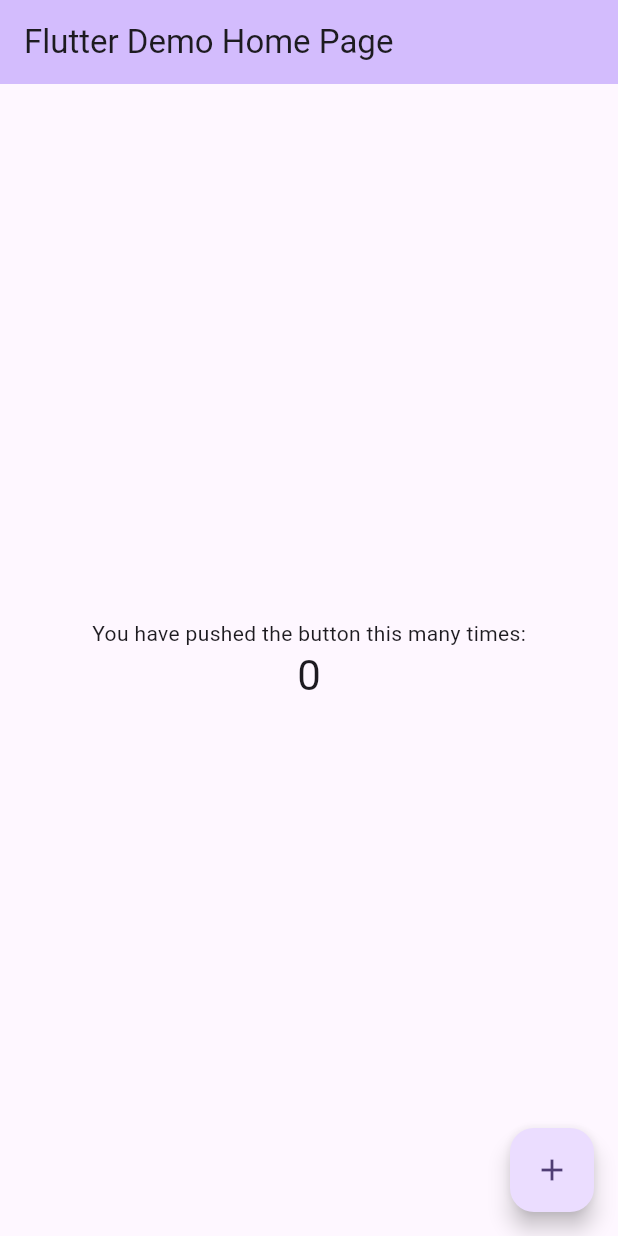
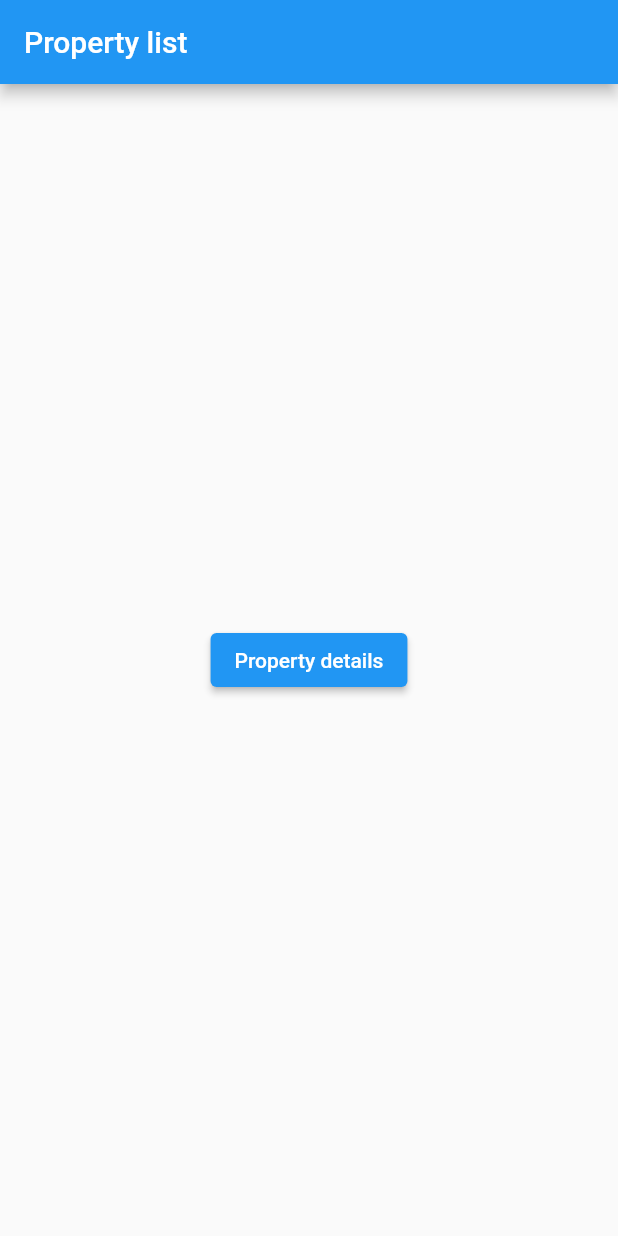
Before and after one commit to senselogic/FLUENT, a Flutter app: the screen it shows after launch, on a phone screen of 412 x 824 dp. Run offline on Flutter 3.47's test engine with Material 2 defaults, Android fonts, the phone set to English and light mode, and no system bars; our stand-ins replace go_router, supabase_flutter; accounts and stored records are empty.

Commit message:
% mobile

```diff
--- /dev/null
+++ b/PROJECT/MOBILE/CODE/lib/database/supabase.dart
@@ -0,0 +1,5 @@
+// -- CONSTANTS
+
+const
+    FLUENT_DATABASE_URL = 'https://cbensgpsceujlmmoywra.supabase.co',
+    FLUENT_DATABASE_KEY = 'eyJhbGciOiJIUzI1NiIsInR5cCI6IkpXVCJ9.eyJpc3MiOiJzdXBhYmFzZSIsInJlZiI6ImNiZW5zZ3BzY2V1amxtbW95d3JhIiwicm9sZSI6ImFub24iLCJpYXQiOjE2OTIwMDM2NzAsImV4cCI6MjAwNzU3OTY3MH0.da-LQs_o-XrjQPHZmOGuOWJGfKMI3ncnR4UtpoehEvw';
--- a/PROJECT/MOBILE/CODE/lib/main.dart
+++ b/PROJECT/MOBILE/CODE/lib/main.dart
@@ -1,125 +1,91 @@
+// -- IMPORTS
+
 import 'package:flutter/material.dart';
+import 'package:go_router/go_router.dart';
+import 'package:supabase_flutter/supabase_flutter.dart';
+import 'database/supabase.dart';
+import 'screen/property_details_screen.dart';
+import 'screen/property_list_screen.dart';
 
-void main() {
-  runApp(const MyApp());
-}
+// -- TYPES
 
-class MyApp extends StatelessWidget {
-  const MyApp({super.key});
+class FluentApp extends StatelessWidget
+{
+    // -- CONSTRUCTORS
 
-  // This widget is the root of your application.
+    const FluentApp(
+        { super.key }
+        );
+
+    // -- OPERATIONS
+
     @override
-  Widget build(BuildContext context) {
-    return MaterialApp(
-      title: 'Flutter Demo',
-      theme: ThemeData(
-        // This is the theme of your application.
-        //
-        // TRY THIS: Try running your application with "flutter run". You'll see
-        // the application has a blue toolbar. Then, without quitting the app,
-        // try changing the seedColor in the colorScheme below to Colors.green
-        // and then invoke "hot reload" (save your changes or press the "hot
-        // reload" button in a Flutter-supported IDE, or press "r" if you used
-        // the command line to start the app).
-        //
-        // Notice that the counter didn't reset back to zero; the application
-        // state is not lost during the reload. To reset the state, use hot
-        // restart instead.
-        //
-        // This works for code too, not just values: Most code changes can be
-        // tested with just a hot reload.
-        colorScheme: ColorScheme.fromSeed(seedColor: Colors.deepPurple),
-        useMaterial3: true,
-      ),
-      home: const MyHomePage(title: 'Flutter Demo Home Page'),
+    Widget build(
+        BuildContext context
+        )
+    {
+        return MaterialApp.router(
+            routerConfig: router,
             );
     }
 }
 
-class MyHomePage extends StatefulWidget {
-  const MyHomePage({super.key, required this.title});
+// -- TYPES
 
-  // This widget is the home page of your application. It is stateful, meaning
-  // that it has a State object (defined below) that contains fields that affect
-  // how it looks.
+Future<void> main(
+    ) async
+{
+    WidgetsFlutterBinding.ensureInitialized();
 
-  // This class is the configuration for the state. It holds the values (in this
-  // case the title) provided by the parent (in this case the App widget) and
-  // used by the build method of the State. Fields in a Widget subclass are
-  // always marked "final".
+    await Supabase.initialize(
+        url: FLUENT_DATABASE_URL,
+        anonKey: FLUENT_DATABASE_KEY
+        );
 
-  final String title;
-
-  @override
-  State<MyHomePage> createState() => _MyHomePageState();
+    runApp( const FluentApp() );
 }
 
-class _MyHomePageState extends State<MyHomePage> {
-  int _counter = 0;
+// -- VARIABLES
 
-  void _incrementCounter() {
-    setState(() {
-      // This call to setState tells the Flutter framework that something has
-      // changed in this State, which causes it to rerun the build method below
-      // so that the display can reflect the updated values. If we changed
-      // _counter without calling setState(), then the build method would not be
-      // called again, and so nothing would appear to happen.
-      _counter++;
-    });
+final GoRouter
+    router = GoRouter(
+        routes: <RouteBase>[
+            GoRoute(
+                path: '/',
+                pageBuilder:
+                    ( context, state )
+                    {
+                        return CustomTransitionPage(
+                            key: state.pageKey,
+                            child: const PropertyListScreen(),
+                            transitionsBuilder:
+                                ( context, animation, secondaryAnimation, child )
+                                {
+                                    return FadeTransition( opacity: animation, child: child );
                                 }
-
-  @override
-  Widget build(BuildContext context) {
-    // This method is rerun every time setState is called, for instance as done
-    // by the _incrementCounter method above.
-    //
-    // The Flutter framework has been optimized to make rerunning build methods
-    // fast, so that you can just rebuild anything that needs updating rather
-    // than having to individually change instances of widgets.
-    return Scaffold(
-      appBar: AppBar(
-        // TRY THIS: Try changing the color here to a specific color (to
-        // Colors.amber, perhaps?) and trigger a hot reload to see the AppBar
-        // change color while the other colors stay the same.
-        backgroundColor: Theme.of(context).colorScheme.inversePrimary,
-        // Here we take the value from the MyHomePage object that was created by
-        // the App.build method, and use it to set our appbar title.
-        title: Text(widget.title),
-      ),
-      body: Center(
-        // Center is a layout widget. It takes a single child and positions it
-        // in the middle of the parent.
-        child: Column(
-          // Column is also a layout widget. It takes a list of children and
-          // arranges them vertically. By default, it sizes itself to fit its
-          // children horizontally, and tries to be as tall as its parent.
-          //
-          // Column has various properties to control how it sizes itself and
-          // how it positions its children. Here we use mainAxisAlignment to
-          // center the children vertically; the main axis here is the vertical
-          // axis because Columns are vertical (the cross axis would be
-          // horizontal).
-          //
-          // TRY THIS: Invoke "debug painting" (choose the "Toggle Debug Paint"
-          // action in the IDE, or press "p" in the console), to see the
-          // wireframe for each widget.
-          mainAxisAlignment: MainAxisAlignment.center,
-          children: <Widget>[
-            const Text(
-              'You have pushed the button this many times:',
-            ),
-            Text(
-              '$_counter',
-              style: Theme.of(context).textTheme.headlineMedium,
-            ),
-          ],
-        ),
-      ),
-      floatingActionButton: FloatingActionButton(
-        onPressed: _incrementCounter,
-        tooltip: 'Increment',
-        child: const Icon(Icons.add),
-      ), // This trailing comma makes auto-formatting nicer for build methods.
+                            );
+                    },
+                routes: <RouteBase>[
+                    GoRoute(
+                        path: 'property',
+                        pageBuilder:
+                            ( context, state )
+                            {
+                                return CustomTransitionPage(
+                                    key: state.pageKey,
+                                    child: const PropertyDetailsScreen(),
+                                    transitionsBuilder:
+                                        ( context, animation, secondaryAnimation, child )
+                                        {
+                                            return FadeTransition( opacity: animation, child: child );
+                                        }
                                     );
                             }
-}
+                        )
+                    ]
+                )
+            ]
+        );
+
+final SupabaseClient
+    database = Supabase.instance.client;
--- /dev/null
+++ b/PROJECT/MOBILE/CODE/lib/screen/property_list_screen.dart
@@ -0,0 +1,33 @@
+// -- IMPORTS
+
+import 'package:flutter/material.dart';
+import 'package:go_router/go_router.dart';
+
+// -- TYPES
+
+class PropertyListScreen extends StatelessWidget
+{
+    // -- CONSTRUCTORS
+
+    const PropertyListScreen(
+        { super.key }
+        );
+
+    // -- OPERATIONS
+
+    @override
+    Widget build(
+        BuildContext context
+        )
+    {
+        return Scaffold(
+            appBar: AppBar( title: const Text( 'Property list' ) ),
+            body: Center(
+                child: ElevatedButton(
+                    onPressed: () => context.go( '/property' ),
+                    child: const Text( 'Property details' )
+                    )
+                )
+            );
+    }
+}
--- a/PROJECT/MOBILE/CODE/pubspec.yaml
+++ b/PROJECT/MOBILE/CODE/pubspec.yaml
@@ -35,7 +35,6 @@ dependencies:
   # The following adds the Cupertino Icons font to your application.
   # Use with the CupertinoIcons class for iOS style icons.
   cupertino_icons: ^1.0.2
-  flutter_modular: ^6.0.3
   flutter_triple: ^3.0.0
   dio: ^5.3.2
   flutter_animate: ^4.2.0+1
@@ -60,6 +59,9 @@ dependencies:
   flutter_slidable: ^3.0.0
   permission_handler: ^10.4.3
   file_picker: ^5.3.3
+  supabase_flutter: ^1.10.12
+  url_launcher: ^6.1.12
+  go_router: ^10.0.0
 
 dev_dependencies:
   flutter_test:
```
Also changed, not shown: PROJECT/MOBILE/CODE/lib/screen/property_details_screen.dart (added, +33 -0 lines), PROJECT/MOBILE/CODE/pubspec.lock, 2 other files. Lines whose indentation alone changed are shown as unchanged.
